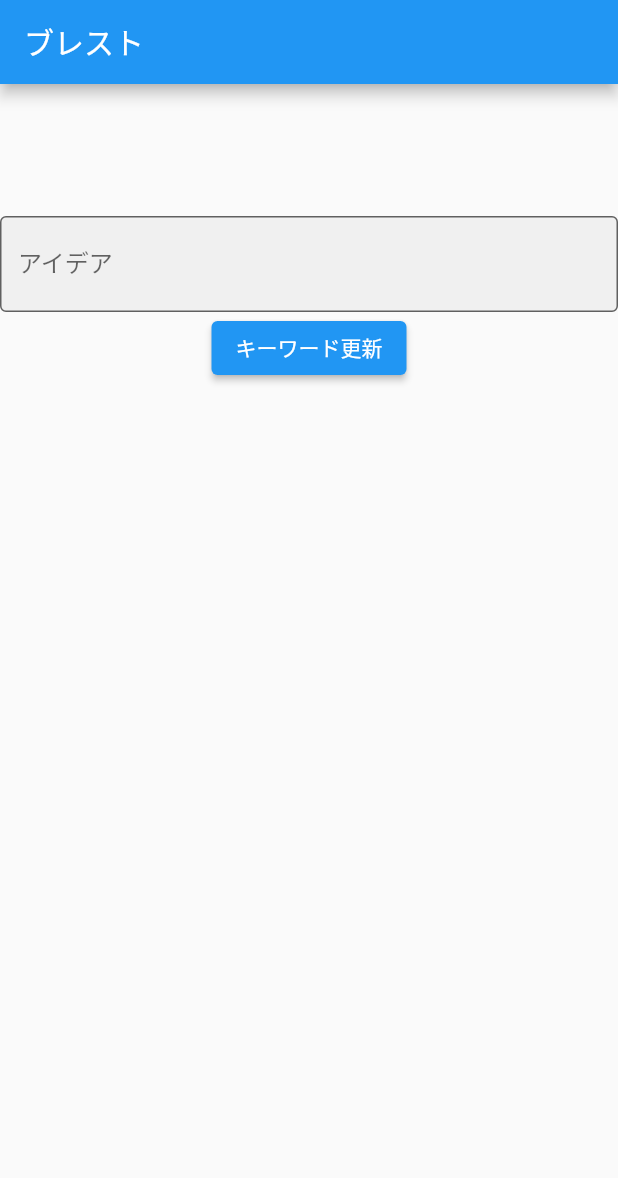
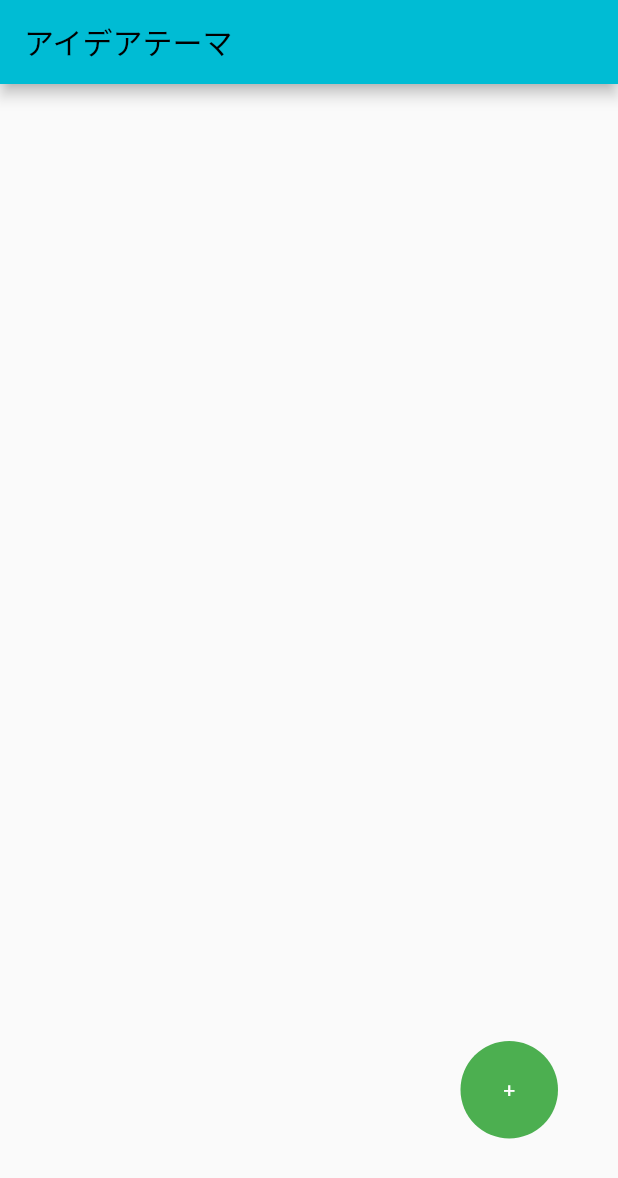
Before and after one commit to ktr17/flutter_brainstorming, a Flutter app: the screen it shows after launch, on a phone screen of 412 x 824 dp. Shown: the top 1178 px of the screen. Run offline on Flutter 3.47's test engine with Material 2 defaults, Android fonts, the phone set to English and light mode, and no system bars; our stand-ins replace sqflite; accounts and stored records are empty.

Commit message:
Feature/#3 add idea to list when enter (#5)
* add: sqliteにデータを格納する処理を追加

* modify: ListViewに表示されているテーマをタップして、アイデアのテーマ入力画面へ遷移する処理を追加

```diff
--- a/lib/main.dart
+++ b/lib/main.dart
@@ -1,110 +1,93 @@
-// import 'dart:html';
-import 'dart:async';
-import 'dart:math' as math; // ランダム値を取得するライブラリ
-import 'package:flutter/services.dart'; // rootBundle
+// ignore_for_file: non_constant_identifier_names
+
 import 'package:flutter/material.dart';
+import 'package:flutter_brainstorming/ui/button_widget.dart';
+import 'brainstorming_page.dart';
+import 'package:flutter_brainstorming/add_item_theme_page.dart';
+import 'package:flutter_brainstorming/brainstorming_page.dart';
 
 void main() {
-  runApp(const HomePage());
+  runApp(const IdeaThemePage());
 }
 
-// ファイルを読み込んで表示
-Future loadAssetsCsvFile(String name) async {
-  // ignore: avoid_print
-  return rootBundle.loadString('assets/' + name);
-}
-
-class HomePage extends StatelessWidget {
-  const HomePage({Key? key}) : super(key: key);
+/// アイデアテーマを登録・表示するView
+class IdeaThemePage extends StatelessWidget {
+  const IdeaThemePage({Key? key}) : super(key: key);
 
   @override
   Widget build(BuildContext context) {
     return MaterialApp(
-        title: 'home',
-        theme: ThemeData(primarySwatch: Colors.blue),
-        home: const BrainPage());
+      theme: ThemeData(primarySwatch: Colors.cyan),
+      home: const ItemThemeListView(),
+    );
   }
 }
 
-class BrainPage extends StatefulWidget {
-  const BrainPage({Key? key}) : super(key: key);
+/// アイデアのテーマを表示するためのListViewを表示
+class ItemThemeListView extends StatefulWidget {
+  const ItemThemeListView({Key? key}) : super(key: key);
 
   @override
-  State<BrainPage> createState() => _BrainPageState();
+  State<StatefulWidget> createState() => _ItemThemeListView();
 }
 
-class _BrainPageState extends State<BrainPage> {
-  final _ideaLists = [];
-  final _textEditingController = TextEditingController();
-
-  // CSVファイルを読み込み
-  final List<String> _data = [];
-  String _keyword = '';
-
-  /// assets/内のNoun.csvを読み出し、配列上に展開する
-  /// [in]: void
-  /// [out]: _keyword 名詞のリスト
-  void _loadCSV() async {
-    Future<String> _rawData = rootBundle.loadString('assets/Noun.csv');
-    _rawData.then((value) {
-      // 読み込んだCSVを改行コードずつリストへ格納する
-      for (String row in value.split('\n')) {
-        _data.add(row);
-      }
-      setState(() {
-        _keyword = _data[math.Random().nextInt(_data.length)].split(',').first;
-      });
-    });
-  }
-
-  // StateクラスのinitStateをオーバーライド
-  // 画面描画時に1度のみ実行される
-  @override
-  void initState() {
-    super.initState();
-    _loadCSV();
-  }
-
+class _ItemThemeListView extends State<ItemThemeListView> {
+  final _ideaThemeList = <String>[];
   @override
   Widget build(BuildContext context) {
     return Scaffold(
-        appBar: AppBar(title: const Text("ブレスト")),
-        body: Column(
-          children: <Widget>[
-            const Padding(padding: EdgeInsets.all(8.0)),
-            ListTile(title: Text(_keyword)),
-            const Padding(padding: EdgeInsets.all(8.0)),
-            Form(
-              child: TextFormField(
-                controller: _textEditingController,
-                decoration: const InputDecoration(
-                  border: OutlineInputBorder(),
-                  filled: true,
-                  hintText: 'アイデア',
-                  labelText: 'アイデア',
+        appBar: AppBar(title: const Text('アイデアテーマ')),
+        body: Padding(
+          padding: const EdgeInsets.only(right: 40, bottom: 65),
+          child: Stack(
+            children: [
+              ListView.builder(
+                itemCount: _ideaThemeList.length,
+                itemBuilder: (BuildContext context, int index) {
+                  return ListTile(
+                    title: Text(_ideaThemeList[index]),
+                    onTap: () {
+                      Navigator.push(
+                          context,
+                          MaterialPageRoute(
+                            // TODO: テーマに対して、値を入力する
+                            builder: (context) => const InputIdeaPage()));
+                    },
+                  );
+                },
+              ),
+              // テーマを追加するためのボタンを配置する
+              // const Padding(padding: EdgeInsets.all(100)),
+              Align(
+                alignment: Alignment.bottomRight,
+                child: GestureDetector(
+                  onTap: () async {
+                    var ideaThema = await Navigator.push(
+                        context,
+                        MaterialPageRoute(
+                            builder: (context) => const AddItemThemePage()));
+                    setState(() {
+                      _ideaThemeList.add(ideaThema);
+                      // ListViewに値を追加する
+                    });
+                  },
+                  child: Container(
+                    width: 65,
+                    height: 65,
+                    decoration: BoxDecoration(
+                      borderRadius: BorderRadius.circular(50),
+                      color: Colors.green,
+                    ),
+                    child: const Center(
+                        child: Text(
+                      '+',
+                      style: TextStyle(fontSize: 14, color: Colors.white),
+                    )),
+                  ),
                 ),
               ),
-            ),
-            ElevatedButton(
-                onPressed: () {
-                  // キーワードを更新
-                  setState(() {
-                    _keyword = _data[math.Random().nextInt(_data.length)]
-                        .split(',')
-                        .first;
-                  });
-                },
-                child: const Text('キーワード更新')),
-            Expanded(
-              child: ListView.builder(
-                  itemCount: _ideaLists.length,
-                  itemBuilder: (context, index) {
-                    return ListTile(
-                      title: Text(_ideaLists[index]),
-                    );
-                  }),
-            ),
-          ],
+            ],
+          ),
         ));
   }
 }
--- /dev/null
+++ b/lib/model/idea_detail_model.dart
@@ -0,0 +1,3 @@
+/**
+ * ブレストしたいテーマに掛け合わせるキーワードを表示する
+ */
--- /dev/null
+++ b/lib/ui/button_widget.dart
@@ -0,0 +1,3 @@
+class ButtonWidget {
+
+}
--- a/pubspec.yaml
+++ b/pubspec.yaml
@@ -30,6 +30,9 @@ dependencies:
   flutter:
     sdk: flutter
   csv:
+  sqflite: ^2.0.2+1
+  path_provider:
+  uuid: ^3.0.6
 
 
   # The following adds the Cupertino Icons font to your application.
```
Also changed, not shown: lib/add_item_theme_page.dart (added, +41 -0 lines), lib/brainstorming_page.dart (added, +129 -0 lines), lib/model/database.dart (added, +46 -0 lines), lib/model/idea_keywords.dart (deleted, +0 -7 lines), lib/model/idea_model.dart (added, +27 -0 lines), pubspec.lock, 8 other files.
